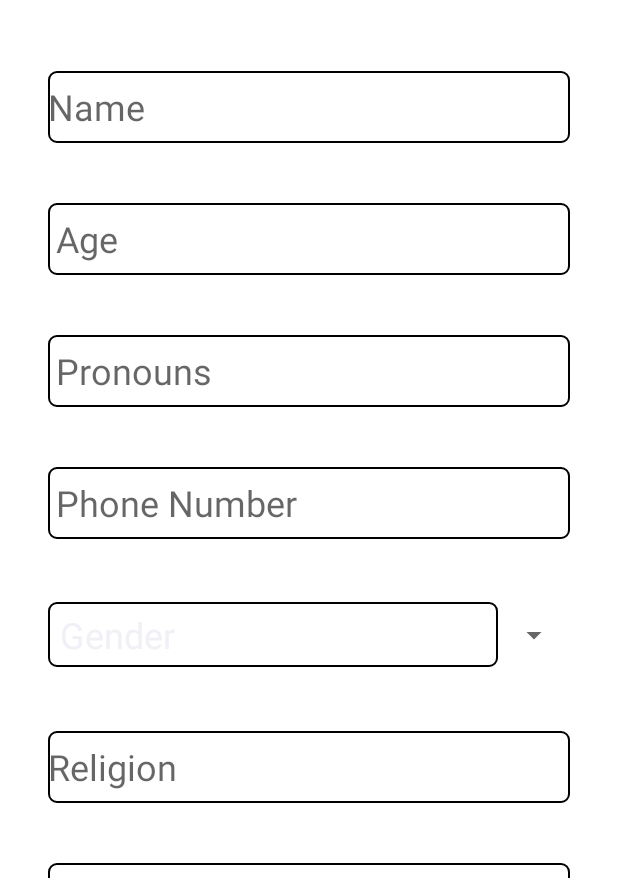
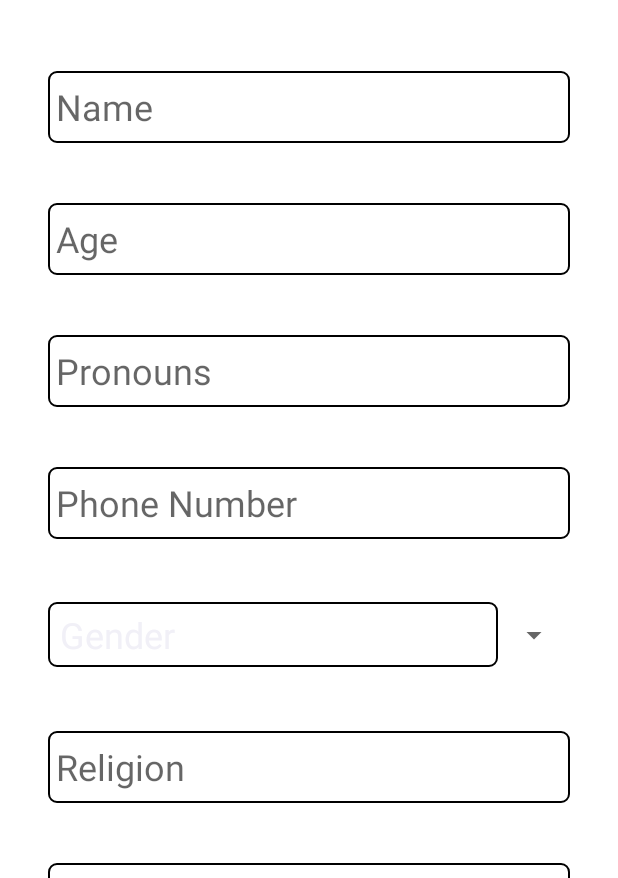
Before and after one commit to thanggianguyen/covid-self-report, an Android app: the screen it shows after launch (ProfileCreator), on a phone screen of 412 x 824 dp. Shown: the part 186-1064 px from the top of the screen. Run offline under Robolectric (Android 15) with nearby library versions, the phone set to English and light mode, and no system bars.

Commit message:
Update fragment_profile_creator.xml

```diff
--- a/app/src/main/res/layout/fragment_profile_creator.xml
+++ b/app/src/main/res/layout/fragment_profile_creator.xml
@@ -42,6 +42,7 @@
                 android:background="@drawable/edit_text_background"
                 android:hint="@string/profile_name_text"
                 android:maxLength="40"
+                android:padding="5dp"
                 android:singleLine="true"
                 android:textSize="24sp"
                 app:layout_constraintEnd_toEndOf="parent"
@@ -56,6 +57,7 @@
                 android:background="@drawable/edit_text_background"
                 android:hint="@string/profile_religion_edittext"
                 android:inputType="text"
+                android:padding="5dp"
                 android:maxLength="40"
                 android:singleLine="true"
                 android:textSize="24sp"
```
